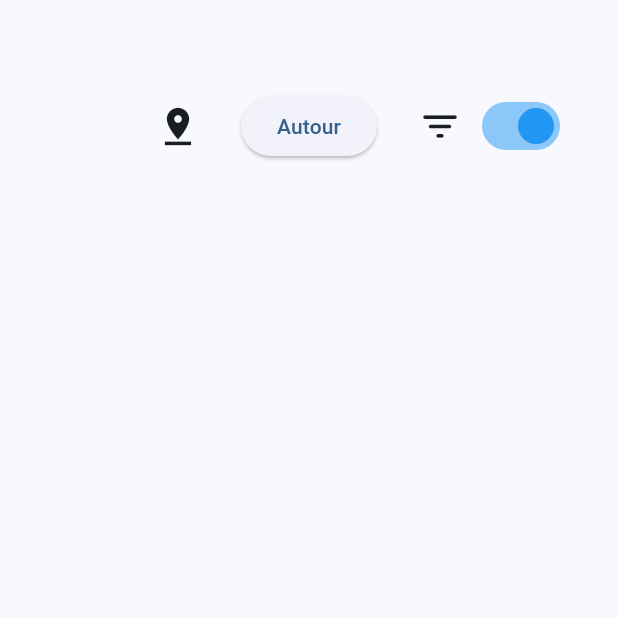
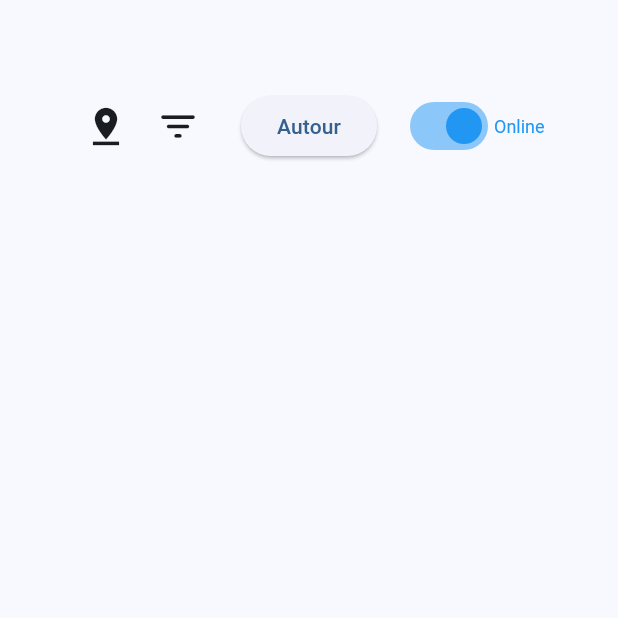
Before and after one commit to mdolmen/rund, a Flutter app: the screen it shows after launch, on a phone screen of 412 x 824 dp, the top half of it. Run offline on Flutter 3.47's test engine with Material 3 defaults, Android fonts, the phone set to English and light mode, and no system bars; our stand-ins replace flutter_form_builder, form_builder_validators, geolocator, loading_animation_widget, sqflite; missing offline and left inert: map_launcher; accounts and stored records are empty; generated files the repository leaves out were written again.

Commit message:
Reorganize buttons and add text to offline mode switch

```diff
--- a/lib/src/autour/autour.dart
+++ b/lib/src/autour/autour.dart
@@ -621,11 +621,22 @@ class _AutourScreen extends State<AutourScreen> with TickerProviderStateMixin {
               Expanded(
                 child: Container(
                   alignment: Alignment.centerRight,
-                  child: IconButton(
-                    iconSize: 30,
-                    icon: const Icon(Icons.pin_drop),
-                    onPressed: () => _showCurrentPosition(context),
-                    padding: EdgeInsets.zero,
+                  child: Row(
+                    mainAxisAlignment: MainAxisAlignment.end,
+                    children: [
+                      IconButton(
+                        iconSize: 30,
+                        icon: const Icon(Icons.pin_drop),
+                        onPressed: () => _showCurrentPosition(context),
+                        padding: EdgeInsets.zero,
+                      ),
+                      IconButton(
+                        iconSize: 30,
+                        icon: const Icon(Icons.filter_list_rounded),
+                        onPressed: () => _showFilters(context),
+                        padding: EdgeInsets.zero,
+                      ),
+                    ],
                   ),
                 ),
               ),
@@ -645,12 +656,6 @@ class _AutourScreen extends State<AutourScreen> with TickerProviderStateMixin {
                   alignment: Alignment.center,
                   child: Row(
                     children: [
-                      IconButton(
-                        iconSize: 30,
-                        icon: const Icon(Icons.filter_list_rounded),
-                        onPressed: () => _showFilters(context),
-                        padding: EdgeInsets.zero,
-                      ),
                       Switch(
                         value: _online,
                         activeColor: Colors.blue,
@@ -659,6 +664,13 @@ class _AutourScreen extends State<AutourScreen> with TickerProviderStateMixin {
                             _online = value;
                           });
                         },
+                      ),
+                      Text(
+                        _online ? 'Online' : 'Offline',
+                        style: TextStyle(
+                          fontSize: 12,
+                          color: _online ? Colors.blue : Colors.grey,
+                        ),
                       ),
                     ],
                   ),
```
